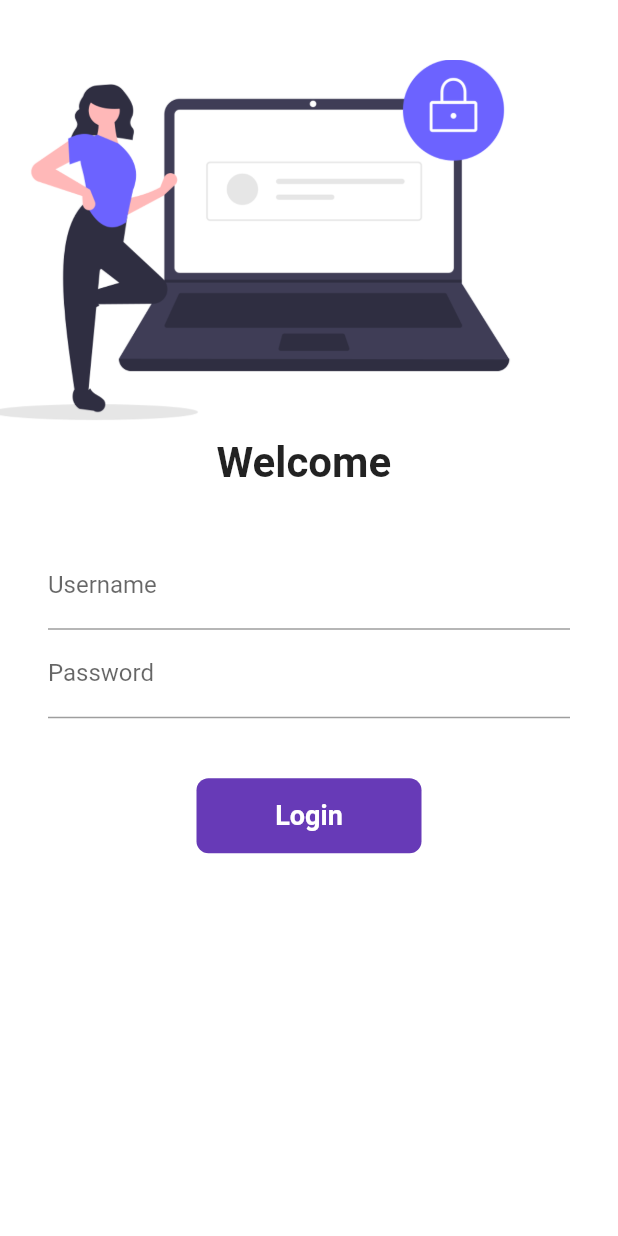
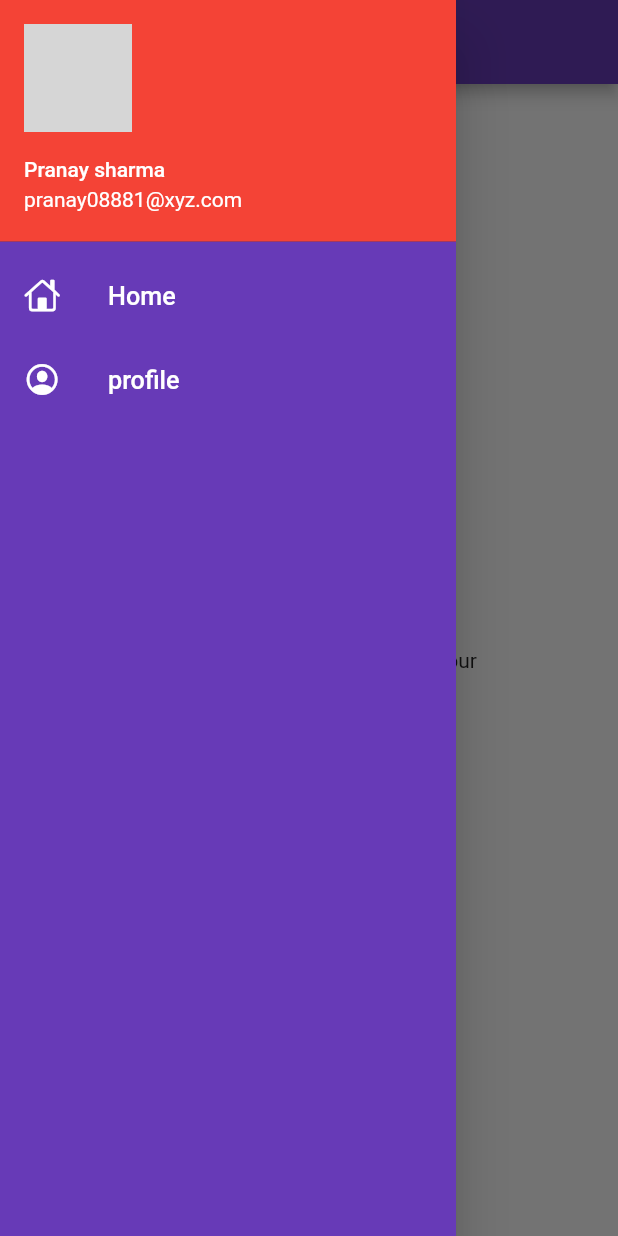
Before and after one commit to psr-5511/for_flutter, a Flutter app: the screen it shows after launch, with the side drawer open (before the commit the screen has no drawer), on a phone screen of 412 x 824 dp. Run offline on Flutter 3.47's test engine with Material 2 defaults, Android fonts, the phone set to English and light mode, and no system bars; network calls fail; grey boxes are pictures that could not be loaded.

Commit message:
Day-9 completed

```diff
--- a/lib/Pages/home_page.dart
+++ b/lib/Pages/home_page.dart
@@ -1,4 +1,5 @@
 import 'package:flutter/material.dart';
+import 'package:flutter_application_1/widgets/drawer.dart';
 
 class Home_Page extends StatelessWidget {
   const Home_Page({Key? key}) : super(key: key);
@@ -16,7 +17,7 @@ class Home_Page extends StatelessWidget {
           child: Text('Welocme to $days of flutter by $name'),
         ),
       ),
-      drawer: Drawer(),
+      drawer: MyDrawer(),
     );
   }
 }
--- a/lib/main.dart
+++ b/lib/main.dart
@@ -22,6 +22,8 @@ class MyApp extends StatelessWidget {
       darkTheme: ThemeData(
         brightness: Brightness.dark,
       ),
+
+      initialRoute: MyRoutes.homeRoute,
       routes: {
         "/": (context) => Login_Page(),
         MyRoutes.homeRoute: (context) =>  Home_Page(),
--- /dev/null
+++ b/lib/widgets/drawer.dart
@@ -0,0 +1,66 @@
+import 'package:flutter/cupertino.dart';
+import 'package:flutter/material.dart';
+
+class MyDrawer extends StatelessWidget {
+  @override
+  Widget build(BuildContext context) {
+    final imageURL="https://marmelab.com/images/blog/ascii-art-converter/homer.png";
+    return Drawer(
+      child:Container(
+        color:Colors.deepPurple,
+        child: ListView(
+          children: [
+            DrawerHeader(
+              padding: EdgeInsets.zero,
+              child: UserAccountsDrawerHeader(
+                margin: EdgeInsets.zero,
+                decoration:BoxDecoration(
+                  color:Colors.red,
+                ),
+                accountName: Text("Pranay sharma"),
+                accountEmail: Text("pranay08881@xyz.com"),
+                currentAccountPicture: CircleAvatar(
+                  backgroundImage:NetworkImage(imageURL),
+                ),
+              ),
+            ),
+
+            ListTile(
+              leading: Icon(
+                CupertinoIcons.home,
+                color:Colors.white,
+              ),
+
+              title: Text(
+                "Home",
+                textScaleFactor: 1.2,
+                style:TextStyle(
+                  color:Colors.white,
+                ),
+              ),
+
+            ),
+
+
+            ListTile(
+              leading: Icon(
+                CupertinoIcons.profile_circled,
+                color:Colors.white,
+              ),
+
+              title: Text(
+                "profile",
+                textScaleFactor: 1.2,
+                style:TextStyle(
+                  color:Colors.white,
+                ),
+              ),
+
+            ),
+          ],
+        ),
+      ),
+
+    );
+  }
+}
```
